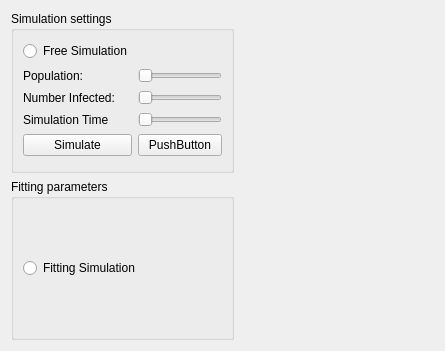
The window that src/gui/views/simulationViewUi.ui (PyMarc2/virus-propagation-simulator) describes before a commit, drawn with Qt 5.
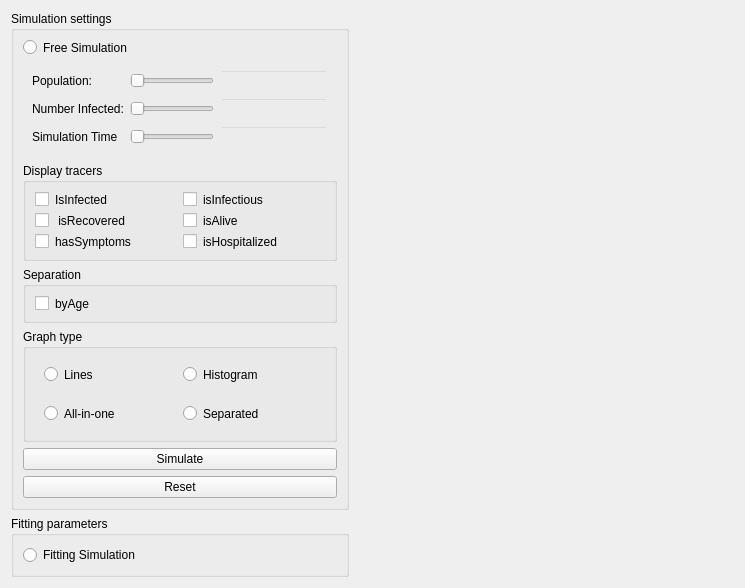
The same window after the commit. Custom widgets are drawn as their Qt base class.

Commit message:
SImulator base class changed how data is saved + Multiple PLots GUI
Huge changes to simulator class, changed how the data is stored in a the dictionnary, more efficient, more compact, less complex. Allows for easy separation afterwards. In the GUI, now each plot gets updated independently. Still need to separate all the ages group in the plots.

What changed in the file:
```diff
--- a/src/gui/views/simulationViewUi.ui
+++ b/src/gui/views/simulationViewUi.ui
@@ -6,92 +6,14 @@
    <rect>
     <x>0</x>
     <y>0</y>
-    <width>445</width>
-    <height>351</height>
+    <width>745</width>
+    <height>529</height>
    </rect>
   </property>
   <property name="windowTitle">
    <string>Form</string>
   </property>
   <layout class="QGridLayout" name="gridLayout">
-   <item row="0" column="0">
-    <widget class="QGroupBox" name="groupBox">
-     <property name="sizePolicy">
-      <sizepolicy hsizetype="Minimum" vsizetype="Preferred">
-       <horstretch>0</horstretch>
-       <verstretch>0</verstretch>
-      </sizepolicy>
-     </property>
-     <property name="title">
-      <string>Simulation settings</string>
-     </property>
-     <layout class="QGridLayout" name="gridLayout_2">
-      <item row="1" column="0">
-       <widget class="QLabel" name="label">
-        <property name="text">
-         <string>Population: </string>
-        </property>
-       </widget>
-      </item>
-      <item row="2" column="0">
-       <widget class="QLabel" name="label_2">
-        <property name="text">
-         <string>Number Infected:</string>
-        </property>
-       </widget>
-      </item>
-      <item row="4" column="0">
-       <widget class="QPushButton" name="pb_simulate">
-        <property name="text">
-         <string>Simulate</string>
-        </property>
-       </widget>
-      </item>
-      <item row="4" column="1">
-       <widget class="QPushButton" name="pushButton_2">
-        <property name="text">
-         <string>PushButton</string>
-        </property>
-       </widget>
-      </item>
-      <item row="2" column="1">
-       <widget class="QSlider" name="horizontalSlider">
-        <property name="orientation">
-         <enum>Qt::Horizontal</enum>
-        </property>
-       </widget>
-      </item>
-      <item row="1" column="1">
-       <widget class="QSlider" name="horizontalSlider_2">
-        <property name="orientation">
-         <enum>Qt::Horizontal</enum>
-        </property>
-       </widget>
-      </item>
-      <item row="0" column="0">
-       <widget class="QRadioButton" name="radioButton">
-        <property name="text">
-         <string>Free Simulation</string>
-        </property>
-       </widget>
-      </item>
-      <item row="3" column="0">
-       <widget class="QLabel" name="label_3">
-        <property name="text">
-         <string>Simulation Time</string>
-        </property>
-       </widget>
-      </item>
-      <item row="3" column="1">
-       <widget class="QSlider" name="horizontalSlider_3">
-        <property name="orientation">
-         <enum>Qt::Horizontal</enum>
-        </property>
-       </widget>
-      </item>
-     </layout>
-    </widget>
-   </item>
    <item row="1" column="0">
     <widget class="QGroupBox" name="groupBox_2">
      <property name="sizePolicy">
@@ -115,7 +37,7 @@
     </widget>
    </item>
    <item row="0" column="1" rowspan="2">
-    <widget class="PlotWidget" name="graphWidget" native="true">
+    <widget class="GraphicsLayoutWidget" name="pyqtgraphWidget" native="true">
      <property name="sizePolicy">
       <sizepolicy hsizetype="Expanding" vsizetype="Preferred">
        <horstretch>1</horstretch>
@@ -124,11 +46,247 @@
      </property>
     </widget>
    </item>
+   <item row="0" column="0">
+    <widget class="QGroupBox" name="groupBox">
+     <property name="sizePolicy">
+      <sizepolicy hsizetype="Minimum" vsizetype="Preferred">
+       <horstretch>0</horstretch>
+       <verstretch>0</verstretch>
+      </sizepolicy>
+     </property>
+     <property name="autoFillBackground">
+      <bool>false</bool>
+     </property>
+     <property name="styleSheet">
+      <string notr="true">border-color: rgb(0, 0, 0);</string>
+     </property>
+     <property name="title">
+      <string>Simulation settings</string>
+     </property>
+     <layout class="QVBoxLayout" name="verticalLayout">
+      <item>
+       <widget class="QRadioButton" name="radioButton">
+        <property name="text">
+         <string>Free Simulation</string>
+        </property>
+       </widget>
+      </item>
+      <item>
+       <widget class="QWidget" name="widget" native="true">
+        <layout class="QGridLayout" name="gridLayout_2">
+         <item row="3" column="0">
+          <widget class="QLabel" name="label_3">
+           <property name="text">
+            <string>Simulation Time</string>
+           </property>
+          </widget>
+         </item>
+         <item row="2" column="1">
+          <widget class="QSlider" name="horizontalSlider">
+           <property name="orientation">
+            <enum>Qt::Horizontal</enum>
+           </property>
+          </widget>
+         </item>
+         <item row="3" column="1">
+          <widget class="QSlider" name="horizontalSlider_3">
+           <property name="orientation">
+            <enum>Qt::Horizontal</enum>
+           </property>
+          </widget>
+         </item>
+         <item row="1" column="0">
+          <widget class="QLabel" name="la">
+           <property name="text">
+            <string>Population: </string>
+           </property>
+          </widget>
+         </item>
+         <item row="1" column="1">
+          <widget class="QSlider" name="horizontalSlider_2">
+           <property name="orientation">
+            <enum>Qt::Horizontal</enum>
+           </property>
+          </widget>
+         </item>
+         <item row="2" column="0">
+          <widget class="QLabel" name="label_2">
+           <property name="text">
+            <string>Number Infected:</string>
+           </property>
+          </widget>
+         </item>
+         <item row="2" column="2">
+          <widget class="QLineEdit" name="lineEdit">
+           <property name="styleSheet">
+            <string notr="true">background-color: rgba(0,0,0,0);
+corder-color: rgba(0,0,0,0);</string>
+           </property>
+          </widget>
+         </item>
+         <item row="1" column="2">
+          <widget class="QLineEdit" name="lineEdit_2">
+           <property name="enabled">
+            <bool>true</bool>
+           </property>
+           <property name="styleSheet">
+            <string notr="true">background-color: rgba(0,0,0,0);
+corder-color: rgba(0,0,0,0);</string>
+           </property>
+           <property name="clearButtonEnabled">
+            <bool>false</bool>
+           </property>
+          </widget>
+         </item>
+         <item row="3" column="2">
+          <widget class="QLineEdit" name="lineEdit_3">
+           <property name="styleSheet">
+            <string notr="true">background-color: rgba(0,0,0,0);
+corder-color: rgba(0,0,0,0);</string>
+           </property>
+          </widget>
+         </item>
+        </layout>
+       </widget>
+      </item>
+      <item>
+       <widget class="QGroupBox" name="groupBox_3">
+        <property name="title">
+         <string>Display tracers</string>
+        </property>
+        <layout class="QGridLayout" name="gridLayout_4">
+         <item row="0" column="0">
+          <widget class="QCheckBox" name="cb_isInfected">
+           <property name="text">
+            <string>IsInfected</string>
+           </property>
+          </widget>
+         </item>
+         <item row="1" column="0">
+          <widget class="QCheckBox" name="cb_isRecovered">
+           <property name="text">
+            <string> isRecovered</string>
+           </property>
+          </widget>
+         </item>
+         <item row="1" column="1">
+          <widget class="QCheckBox" name="cb_isAlive">
+           <property name="text">
+            <string>isAlive</string>
+           </property>
+          </widget>
+         </item>
+         <item row="0" column="1">
+          <widget class="QCheckBox" name="cb_isInfectious">
+           <property name="text">
+            <string>isInfectious</string>
+           </property>
+          </widget>
+         </item>
+         <item row="2" column="0">
+          <widget class="QCheckBox" name="cb_hasSymptoms">
+           <property name="text">
+            <string>hasSymptoms</string>
+           </property>
+          </widget>
+         </item>
+         <item row="2" column="1">
+          <widget class="QCheckBox" name="cb_isHospitalized">
+           <property name="text">
+            <string>isHospitalized</string>
+           </property>
+          </widget>
+         </item>
+        </layout>
+       </widget>
+      </item>
+      <item>
+       <widget class="QGroupBox" name="groupBox_5">
+        <property name="title">
+         <string>Separation</string>
+        </property>
+        <layout class="QGridLayout" name="gridLayout_7">
+         <item row="0" column="0">
+          <widget class="QCheckBox" name="checkBox_7">
+           <property name="text">
+            <string>byAge</string>
+           </property>
+          </widget>
+         </item>
+        </layout>
+       </widget>
+      </item>
+      <item>
+       <widget class="QGroupBox" name="groupBox_4">
+        <property name="title">
+         <string>Graph type</string>
+        </property>
+        <layout class="QGridLayout" name="gridLayout_5">
+         <item row="0" column="0">
+          <widget class="QWidget" name="widget_2" native="true">
+           <layout class="QGridLayout" name="gridLayout_6">
+            <item row="0" column="0">
+             <widget class="QRadioButton" name="radioButton_3">
+              <property name="text">
+               <string>Lines</string>
+              </property>
+             </widget>
+            </item>
+            <item row="0" column="1">
+             <widget class="QRadioButton" name="radioButton_4">
+              <property name="text">
+               <string>Histogram</string>
+              </property>
+             </widget>
+            </item>
+           </layout>
+          </widget>
+         </item>
+         <item row="1" column="0">
+          <widget class="QWidget" name="widget_3" native="true">
+           <layout class="QGridLayout" name="gridLayout_8">
+            <item row="0" column="0">
+             <widget class="QRadioButton" name="rb_allInOne">
+              <property name="text">
+               <string>All-in-one</string>
+              </property>
+             </widget>
+            </item>
+            <item row="0" column="1">
+             <widget class="QRadioButton" name="rb_separated">
+              <property name="text">
+               <string>Separated</string>
+              </property>
+             </widget>
+            </item>
+           </layout>
+          </widget>
+         </item>
+        </layout>
+       </widget>
+      </item>
+      <item>
+       <widget class="QPushButton" name="pb_simulate">
+        <property name="text">
+         <string>Simulate</string>
+        </property>
+       </widget>
+      </item>
+      <item>
+       <widget class="QPushButton" name="pb_reset">
+        <property name="text">
+         <string>Reset</string>
+        </property>
+       </widget>
+      </item>
+     </layout>
+    </widget>
+   </item>
   </layout>
  </widget>
  <customwidgets>
   <customwidget>
-   <class>PlotWidget</class>
+   <class>GraphicsLayoutWidget</class>
    <extends>QWidget</extends>
    <header>pyqtgraph</header>
    <container>1</container>
```
The commit also changes 7 other files.
